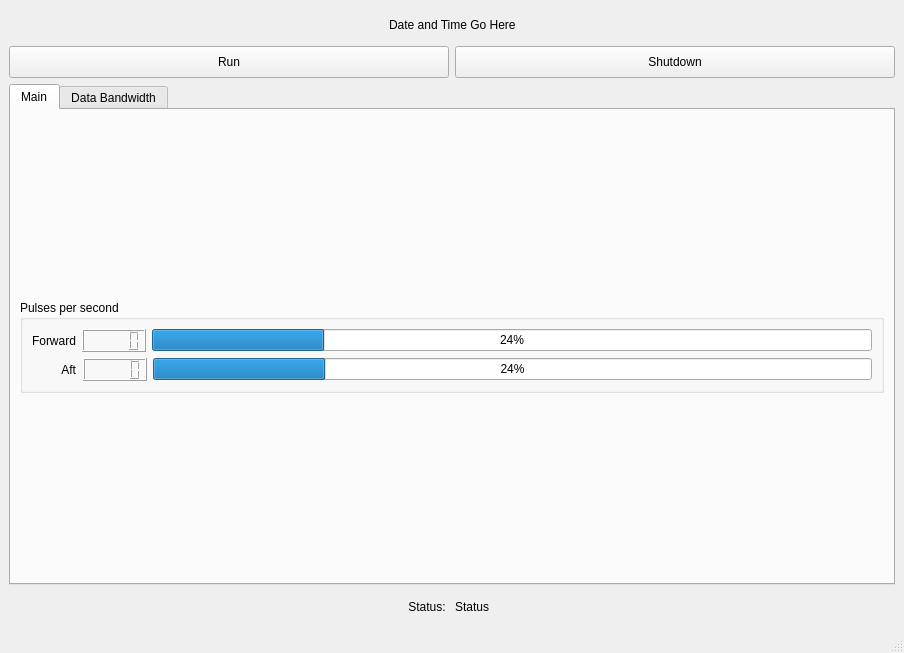
First picture: the form in eldoragui/EldoraMain.ui, repository NCAR/eldora_instrument, before the edit.
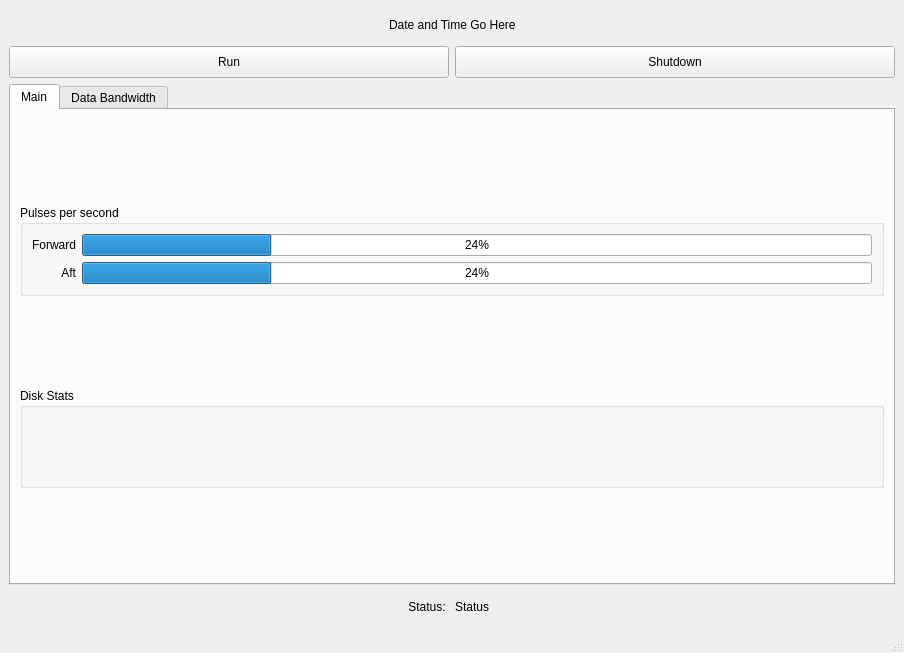
Second picture: the form after the edit.

Commit message: Added disk status reporting

Patch:
```diff
--- a/eldoragui/EldoraMain.ui
+++ b/eldoragui/EldoraMain.ui
@@ -164,54 +164,34 @@
             <number>6</number>
            </property>
            <item>
-            <layout class="QHBoxLayout" >
+            <layout class="QGridLayout" >
              <property name="margin" >
               <number>0</number>
              </property>
              <property name="spacing" >
               <number>6</number>
              </property>
-             <item>
+             <item row="0" column="1" >
+              <widget class="QProgressBar" name="forwardPulsesProgress" >
+               <property name="value" >
+                <number>24</number>
+               </property>
+               <property name="orientation" >
+                <enum>Qt::Horizontal</enum>
+               </property>
+              </widget>
+             </item>
+             <item row="0" column="0" >
               <widget class="QLabel" name="label_2" >
                <property name="text" >
                 <string>Forward</string>
                </property>
-              </widget>
-             </item>
-             <item>
-              <widget class="QLCDNumber" name="forwardPulsesLcd" />
-             </item>
-             <item>
-              <widget class="QProgressBar" name="forwardPulsesProgress" >
-               <property name="value" >
-                <number>24</number>
+               <property name="alignment" >
+                <set>Qt::AlignRight|Qt::AlignTrailing|Qt::AlignVCenter</set>
                </property>
-               <property name="orientation" >
-                <enum>Qt::Horizontal</enum>
-               </property>
               </widget>
              </item>
-            </layout>
-           </item>
-           <item>
-            <layout class="QHBoxLayout" >
-             <property name="margin" >
-              <number>0</number>
-             </property>
-             <property name="spacing" >
-              <number>6</number>
-             </property>
-             <item>
-              <widget class="QLabel" name="label_3" >
-               <property name="text" >
-                <string>         Aft</string>
-               </property>
-              </widget>
-             </item>
-             <item>
-              <widget class="QLCDNumber" name="aftPulsesLcd" />
-             </item>
-             <item>
+             <item row="1" column="1" >
               <widget class="QProgressBar" name="aftPulsesProgress" >
                <property name="value" >
                 <number>24</number>
@@ -221,6 +201,16 @@
                </property>
               </widget>
              </item>
+             <item row="1" column="0" >
+              <widget class="QLabel" name="label_3" >
+               <property name="text" >
+                <string>Aft</string>
+               </property>
+               <property name="alignment" >
+                <set>Qt::AlignRight|Qt::AlignTrailing|Qt::AlignVCenter</set>
+               </property>
+              </widget>
+             </item>
             </layout>
            </item>
           </layout>
@@ -239,6 +229,32 @@
           </property>
          </spacer>
         </item>
+        <item>
+         <widget class="QGroupBox" name="diskStatsBox" >
+          <property name="minimumSize" >
+           <size>
+            <width>0</width>
+            <height>100</height>
+           </size>
+          </property>
+          <property name="title" >
+           <string>Disk Stats</string>
+          </property>
+         </widget>
+        </item>
+        <item>
+         <spacer>
+          <property name="orientation" >
+           <enum>Qt::Vertical</enum>
+          </property>
+          <property name="sizeHint" >
+           <size>
+            <width>20</width>
+            <height>40</height>
+           </size>
+          </property>
+         </spacer>
+        </item>
        </layout>
       </widget>
       <widget class="QWidget" name="tab" >
```
The commit also changes 2 other files.
